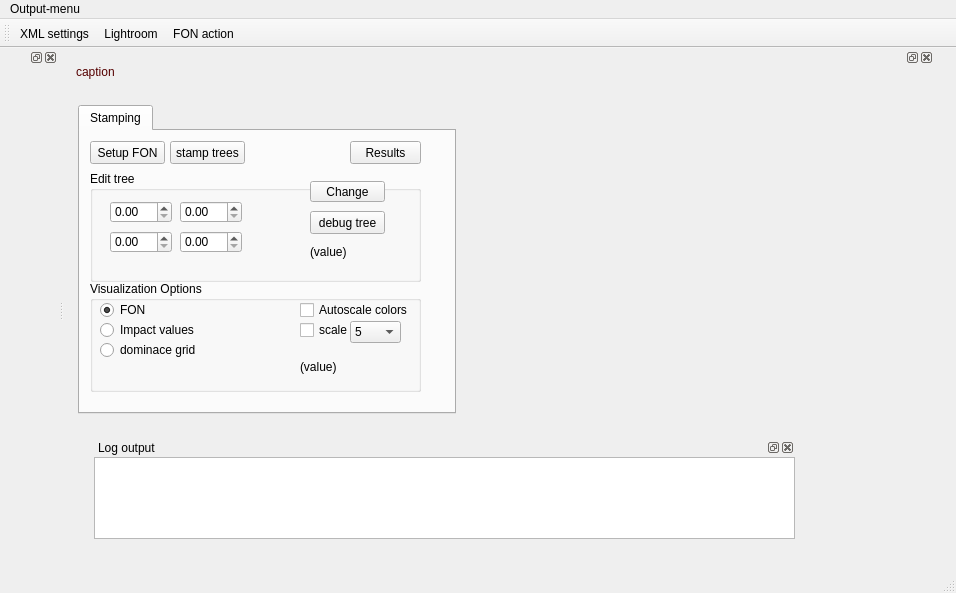
The window that src/iland/mainwindow.ui (edfm-tum/iland-model) describes before a commit, drawn with Qt 5.
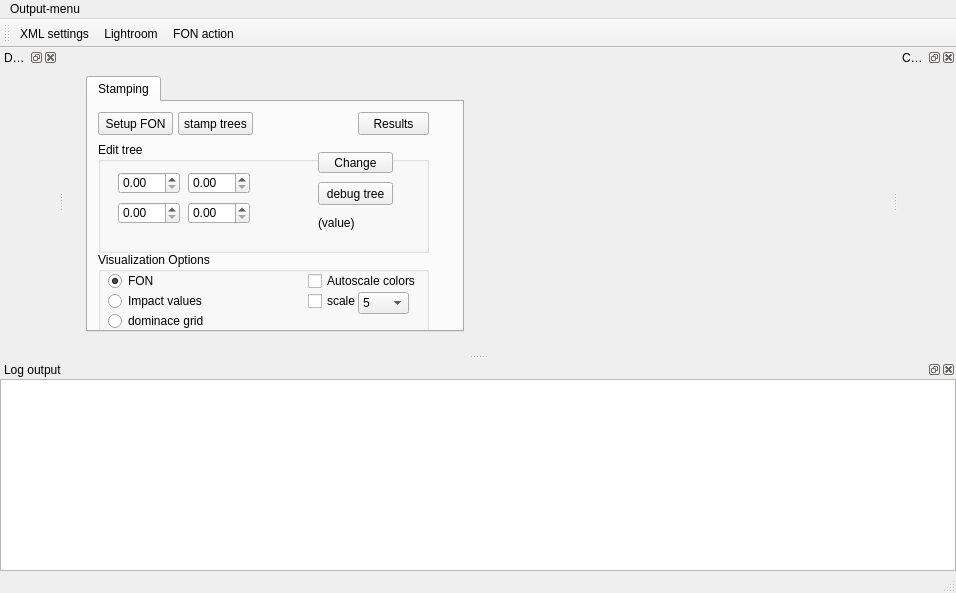
The same window after the commit. Icons and pictures are not drawn. Custom widgets are drawn as their Qt base class.

Commit message: Model Controller, iLand main window.

```diff
--- a/src/iland/mainwindow.ui
+++ b/src/iland/mainwindow.ui
@@ -18,37 +18,9 @@
     <normaloff>:/icon4.png</normaloff>:/icon4.png</iconset>
   </property>
   <widget class="QWidget" name="centralWidget">
-   <widget class="PaintArea" name="PaintWidget" native="true">
-    <property name="geometry">
-     <rect>
-      <x>410</x>
-      <y>70</y>
-      <width>351</width>
-      <height>271</height>
-     </rect>
-    </property>
-    <property name="sizePolicy">
-     <sizepolicy hsizetype="Expanding" vsizetype="Expanding">
-      <horstretch>2</horstretch>
-      <verstretch>0</verstretch>
-     </sizepolicy>
-    </property>
-    <property name="cursor">
-     <cursorShape>CrossCursor</cursorShape>
-    </property>
-    <property name="autoFillBackground">
-     <bool>true</bool>
-    </property>
-   </widget>
+   <layout class="QGridLayout" name="gridLayout">
+    <item row="0" column="0" colspan="2">
    <widget class="QWidget" name="mainCaption" native="true">
-    <property name="geometry">
-     <rect>
-      <x>3</x>
-      <y>3</y>
-      <width>786</width>
-      <height>40</height>
-     </rect>
-    </property>
     <property name="maximumSize">
      <size>
       <width>16777215</width>
@@ -76,15 +48,25 @@
      </property>
     </widget>
    </widget>
+    </item>
+    <item row="1" column="1">
+     <widget class="PaintArea" name="PaintWidget" native="true">
+      <property name="sizePolicy">
+       <sizepolicy hsizetype="Expanding" vsizetype="Expanding">
+        <horstretch>2</horstretch>
+        <verstretch>0</verstretch>
+       </sizepolicy>
+      </property>
+      <property name="cursor">
+       <cursorShape>CrossCursor</cursorShape>
+      </property>
+      <property name="autoFillBackground">
+       <bool>true</bool>
+      </property>
+     </widget>
+    </item>
+    <item row="1" column="0">
    <widget class="QStackedWidget" name="editStack">
-    <property name="geometry">
-     <rect>
-      <x>3</x>
-      <y>46</y>
-      <width>400</width>
-      <height>331</height>
-     </rect>
-    </property>
     <property name="sizePolicy">
      <sizepolicy hsizetype="Preferred" vsizetype="Preferred">
       <horstretch>0</horstretch>
@@ -476,65 +458,8 @@
      </layout>
     </widget>
    </widget>
-   <widget class="QDockWidget" name="dockLogviewer">
-    <property name="geometry">
-     <rect>
-      <x>30</x>
-      <y>390</y>
-      <width>701</width>
-      <height>101</height>
-     </rect>
-    </property>
-    <property name="sizePolicy">
-     <sizepolicy hsizetype="Expanding" vsizetype="Expanding">
-      <horstretch>0</horstretch>
-      <verstretch>0</verstretch>
-     </sizepolicy>
-    </property>
-    <property name="windowTitle">
-     <string>Log output</string>
-    </property>
-    <widget class="QWidget" name="dockWidgetContents">
-     <layout class="QVBoxLayout" name="verticalLayout_3">
-      <property name="spacing">
-       <number>0</number>
-      </property>
-      <property name="margin">
-       <number>0</number>
-      </property>
-      <item>
-       <widget class="QPlainTextEdit" name="logOutput">
-        <property name="minimumSize">
-         <size>
-          <width>0</width>
-          <height>50</height>
-         </size>
-        </property>
-        <property name="maximumSize">
-         <size>
-          <width>16777215</width>
-          <height>200</height>
-         </size>
-        </property>
-        <property name="readOnly">
-         <bool>true</bool>
-        </property>
-       </widget>
-      </item>
-     </layout>
-    </widget>
-   </widget>
-   <widget class="QDockWidget" name="dockWidget">
-    <property name="geometry">
-     <rect>
-      <x>790</x>
-      <y>0</y>
-      <width>80</width>
-      <height>511</height>
-     </rect>
-    </property>
-    <widget class="QWidget" name="dockWidgetContents_2"/>
-   </widget>
+    </item>
+   </layout>
   </widget>
   <widget class="QMenuBar" name="menuBar">
    <property name="geometry">
@@ -576,11 +501,66 @@
   </widget>
   <widget class="QStatusBar" name="statusBar"/>
   <widget class="QDockWidget" name="dockWidget_2">
+   <property name="windowTitle">
+    <string>DockDock</string>
+   </property>
    <attribute name="dockWidgetArea">
     <number>1</number>
    </attribute>
    <widget class="QWidget" name="dockWidgetContents_3"/>
   </widget>
+  <widget class="QDockWidget" name="dockLogviewer">
+   <property name="sizePolicy">
+    <sizepolicy hsizetype="Expanding" vsizetype="Expanding">
+     <horstretch>0</horstretch>
+     <verstretch>0</verstretch>
+    </sizepolicy>
+   </property>
+   <property name="windowTitle">
+    <string>Log output</string>
+   </property>
+   <attribute name="dockWidgetArea">
+    <number>8</number>
+   </attribute>
+   <widget class="QWidget" name="dockWidgetContents">
+    <layout class="QVBoxLayout" name="verticalLayout_3">
+     <property name="spacing">
+      <number>0</number>
+     </property>
+     <property name="margin">
+      <number>0</number>
+     </property>
+     <item>
+      <widget class="QPlainTextEdit" name="logOutput">
+       <property name="minimumSize">
+        <size>
+         <width>0</width>
+         <height>50</height>
+        </size>
+       </property>
+       <property name="maximumSize">
+        <size>
+         <width>16777215</width>
+         <height>200</height>
+        </size>
+       </property>
+       <property name="readOnly">
+        <bool>true</bool>
+       </property>
+      </widget>
+     </item>
+    </layout>
+   </widget>
+  </widget>
+  <widget class="QDockWidget" name="dockWidget">
+   <property name="windowTitle">
+    <string>Console</string>
+   </property>
+   <attribute name="dockWidgetArea">
+    <number>2</number>
+   </attribute>
+   <widget class="QWidget" name="dockWidgetContents_2"/>
+  </widget>
   <action name="actionLightroom">
    <property name="icon">
     <iconset resource="res/iland.qrc">
```
Left out of the diff: 1 changed line with no effect on the pictures. Lines whose indentation alone changed are shown as unchanged. The commit also changes 4 other files.
